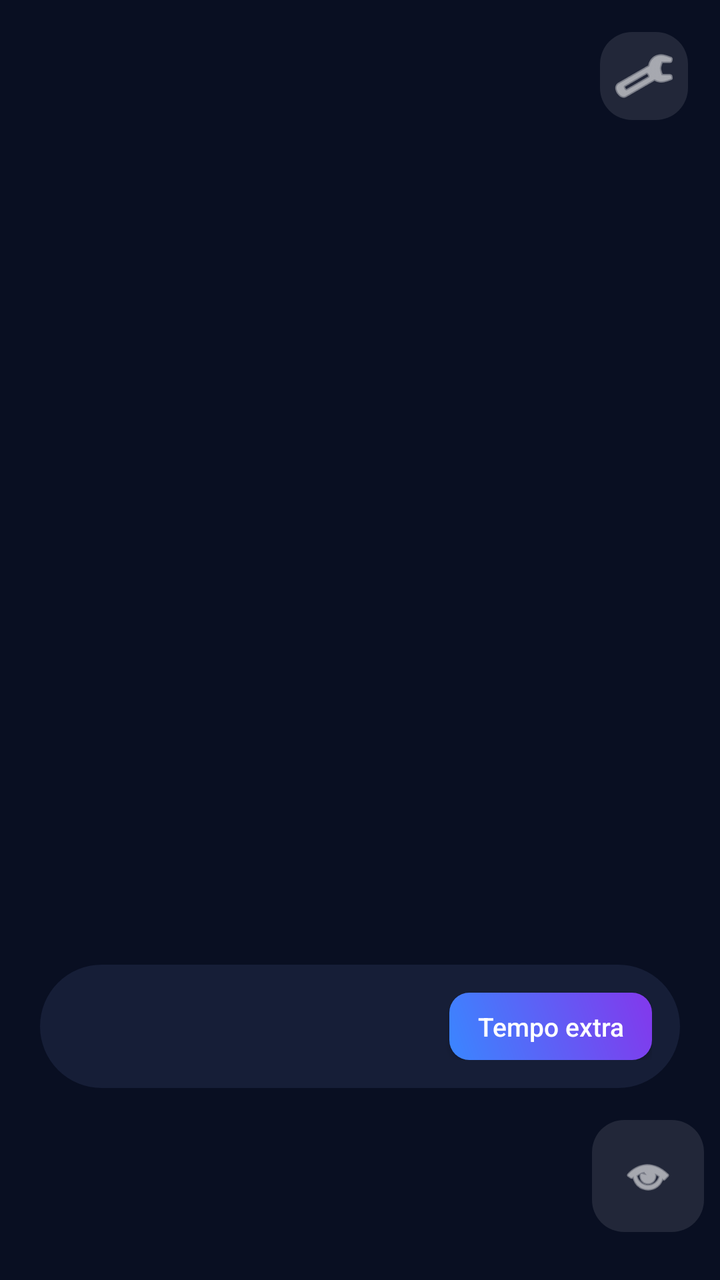
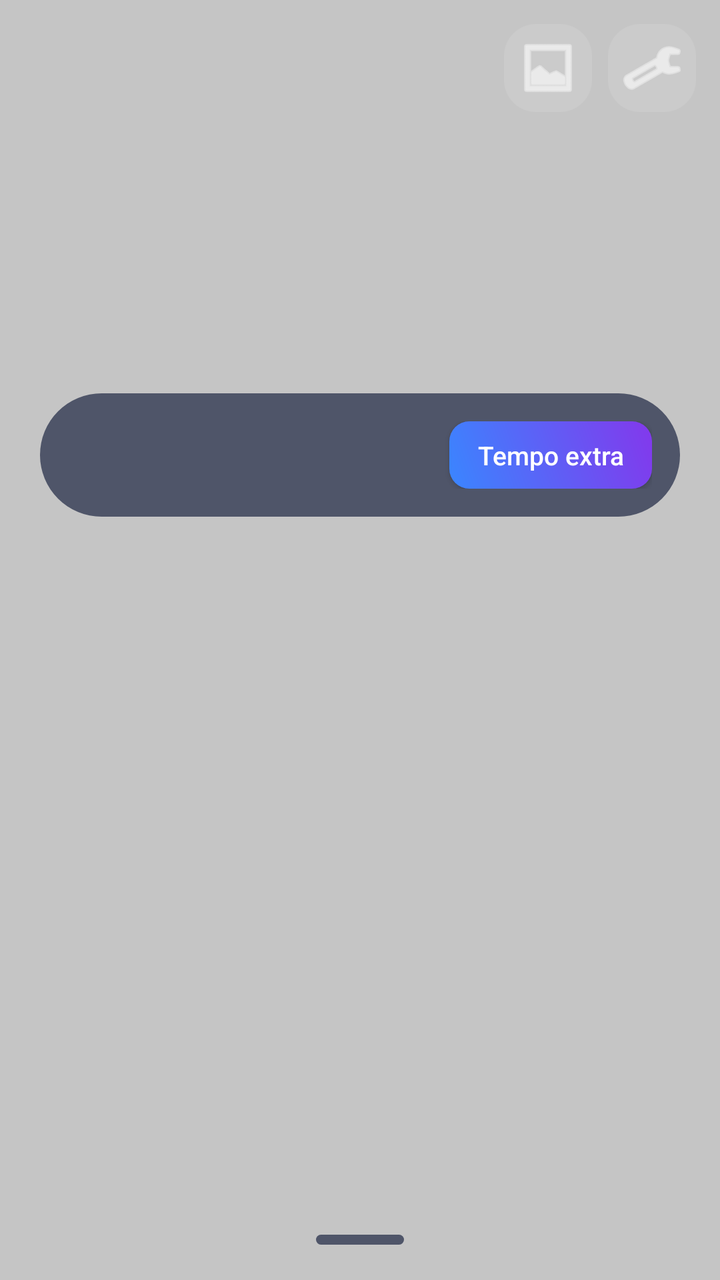

An Android layout rendered at two revisions. The XML below is the earlier revision; the diff shows what the commit changed to produce the second picture.
<!-- AndroidManifest.xml: activity theme AppTheme.NoActionBar -->
<!-- res/layout/activity_launcher_home.xml -->
<?xml version="1.0" encoding="utf-8"?>
<FrameLayout xmlns:android="http://schemas.android.com/apk/res/android"
    android:layout_width="match_parent"
    android:layout_height="match_parent">

    <ImageView
        android:id="@+id/wallpaperImage"
        android:layout_width="match_parent"
        android:layout_height="match_parent"
        android:scaleType="centerCrop"
        android:background="#0B132B"
        android:contentDescription="@null" />

    <View
        android:layout_width="match_parent"
        android:layout_height="match_parent"
        android:background="#33000000" />

    <ImageButton
        android:id="@+id/settingsButton"
        android:layout_width="44dp"
        android:layout_height="44dp"
        android:layout_gravity="top|end"
        android:layout_margin="16dp"
        android:background="@drawable/bg_app_icon"
        android:src="@android:drawable/ic_menu_manage"
        android:tint="#FFFFFF"
        android:contentDescription="Configurações do GuardianShield" />

    <LinearLayout
        android:id="@+id/contentColumn"
        android:layout_width="match_parent"
        android:layout_height="match_parent"
        android:orientation="vertical"
        android:gravity="center_horizontal"
        android:paddingBottom="24dp">

        <LinearLayout
            android:layout_width="wrap_content"
            android:layout_height="0dp"
            android:layout_weight="1"
            android:orientation="vertical"
            android:gravity="center">

            <TextView
                android:id="@+id/clockText"
                android:layout_width="wrap_content"
                android:layout_height="wrap_content"
                android:textColor="#FFFFFF"
                android:textSize="56sp"
                android:textStyle="bold" />

            <TextView
                android:id="@+id/dateText"
                android:layout_width="wrap_content"
                android:layout_height="wrap_content"
                android:layout_marginTop="4dp"
                android:textColor="#CCFFFFFF"
                android:textSize="15sp" />
        </LinearLayout>

        <LinearLayout
            android:id="@+id/statusPill"
            android:layout_width="match_parent"
            android:layout_height="wrap_content"
            android:layout_marginHorizontal="20dp"
            android:layout_marginBottom="16dp"
            android:orientation="horizontal"
            android:gravity="center_vertical"
            android:background="@drawable/bg_status_pill"
            android:padding="14dp">

            <TextView
                android:id="@+id/batteryText"
                android:layout_width="wrap_content"
                android:layout_height="wrap_content"
                android:textColor="#CCFFFFFF"
                android:textSize="13sp" />

            <TextView
                android:id="@+id/remainingTimeText"
                android:layout_width="0dp"
                android:layout_height="wrap_content"
                android:layout_weight="1"
                android:layout_marginStart="16dp"
                android:textColor="#CCFFFFFF"
                android:textSize="13sp" />

            <Button
                android:id="@+id/requestTimeButton"
                android:layout_width="wrap_content"
                android:layout_height="wrap_content"
                android:minHeight="0dp"
                android:text="Tempo extra"
                android:textAllCaps="false"
                android:textSize="13sp"
                android:background="@drawable/bg_button_primary"
                android:textColor="#FFFFFF"
                android:paddingHorizontal="14dp"
                android:paddingVertical="8dp" />
        </LinearLayout>

        <LinearLayout
            android:layout_width="match_parent"
            android:layout_height="wrap_content"
            android:orientation="horizontal"
            android:gravity="center_vertical"
            android:paddingHorizontal="8dp">

            <HorizontalScrollView
                android:layout_width="0dp"
                android:layout_height="wrap_content"
                android:layout_weight="1"
                android:scrollbars="none"
                android:overScrollMode="never">

                <LinearLayout
                    android:id="@+id/dockContainer"
                    android:layout_width="wrap_content"
                    android:layout_height="wrap_content"
                    android:orientation="horizontal"
                    android:gravity="center" />
            </HorizontalScrollView>

            
            <FrameLayout
                android:id="@+id/drawerButtonFrame"
                android:layout_width="56dp"
                android:layout_height="56dp"
                android:layout_marginStart="8dp"
                android:background="@drawable/bg_app_icon"
                android:foreground="?android:attr/selectableItemBackgroundBorderless"
                android:clickable="true"
                android:focusable="true">

                <ImageView
                    android:layout_width="26dp"
                    android:layout_height="26dp"
                    android:layout_gravity="center"
                    android:src="@android:drawable/ic_menu_view"
                    android:tint="#FFFFFF"
                    android:contentDescription="Ver todos os aplicativos" />
            </FrameLayout>
        </LinearLayout>
    </LinearLayout>
</FrameLayout>
<!-- resources referenced by this layout -->
<resources>
  <!-- drawable bg_app_icon (drawable) -->
  <?xml version="1.0" encoding="utf-8"?>
  <shape xmlns:android="http://schemas.android.com/apk/res/android" android:shape="rectangle">
      <corners android:radius="16dp" />
      <solid android:color="#1AFFFFFF" />
  </shape>
  <!-- drawable bg_button_primary (drawable) -->
  <?xml version="1.0" encoding="utf-8"?>
  <shape xmlns:android="http://schemas.android.com/apk/res/android" android:shape="rectangle">
      <corners android:radius="10dp" />
      <gradient
          android:type="linear"
          android:angle="45"
          android:startColor="#3A86FF"
          android:endColor="#8338EC" />
  </shape>
  <!-- drawable bg_status_pill (drawable) -->
  <?xml version="1.0" encoding="utf-8"?>
  <shape xmlns:android="http://schemas.android.com/apk/res/android" android:shape="rectangle">
      <corners android:radius="999dp" />
      <solid android:color="#B21C2541" />
  </shape>
  <style name="AppTheme.NoActionBar" parent="Theme.AppCompat.DayNight.NoActionBar">
          <item name="windowActionBar">false</item>
          <item name="windowNoTitle">true</item>
          <item name="android:background">@null</item>
      </style>
</resources>

<!-- the commit's change to res/layout/activity_launcher_home.xml (unified diff, before → after) -->
@@ -3,51 +3,61 @@
     android:layout_width="match_parent"
     android:layout_height="match_parent">
 
-    <ImageView
-        android:id="@+id/wallpaperImage"
-        android:layout_width="match_parent"
-        android:layout_height="match_parent"
-        android:scaleType="centerCrop"
-        android:background="#0B132B"
-        android:contentDescription="@null" />
-
+    
     <View
         android:layout_width="match_parent"
         android:layout_height="match_parent"
-        android:background="#33000000" />
-
-    <ImageButton
-        android:id="@+id/settingsButton"
-        android:layout_width="44dp"
-        android:layout_height="44dp"
-        android:layout_gravity="top|end"
-        android:layout_margin="16dp"
-        android:background="@drawable/bg_app_icon"
-        android:src="@android:drawable/ic_menu_manage"
-        android:tint="#FFFFFF"
-        android:contentDescription="Configurações do GuardianShield" />
+        android:background="#3A000000" />
 
     <LinearLayout
         android:id="@+id/contentColumn"
         android:layout_width="match_parent"
         android:layout_height="match_parent"
-        android:orientation="vertical"
-        android:gravity="center_horizontal"
-        android:paddingBottom="24dp">
+        android:orientation="vertical">
 
+        
         <LinearLayout
-            android:layout_width="wrap_content"
-            android:layout_height="0dp"
-            android:layout_weight="1"
+            android:layout_width="match_parent"
+            android:layout_height="wrap_content"
+            android:orientation="horizontal"
+            android:gravity="end"
+            android:padding="12dp">
+
+            <ImageButton
+                android:id="@+id/paletteButton"
+                android:layout_width="44dp"
+                android:layout_height="44dp"
+                android:layout_marginEnd="8dp"
+                android:background="@drawable/bg_app_icon"
+                android:src="@android:drawable/ic_menu_gallery"
+                android:tint="#FFFFFF"
+                android:contentDescription="Personalizar tela inicial" />
+
+            <ImageButton
+                android:id="@+id/settingsButton"
+                android:layout_width="44dp"
+                android:layout_height="44dp"
+                android:background="@drawable/bg_app_icon"
+                android:src="@android:drawable/ic_menu_manage"
+                android:tint="#FFFFFF"
+                android:contentDescription="Configurações do GuardianShield" />
+        </LinearLayout>
+
+        
+        <LinearLayout
+            android:id="@+id/clockContainer"
+            android:layout_width="match_parent"
+            android:layout_height="wrap_content"
             android:orientation="vertical"
-            android:gravity="center">
+            android:gravity="center"
+            android:paddingVertical="20dp">
 
             <TextView
                 android:id="@+id/clockText"
                 android:layout_width="wrap_content"
                 android:layout_height="wrap_content"
                 android:textColor="#FFFFFF"
-                android:textSize="56sp"
+                android:textSize="48sp"
                 android:textStyle="bold" />
 
             <TextView
@@ -59,12 +69,13 @@
                 android:textSize="15sp" />
         </LinearLayout>
 
+        
         <LinearLayout
             android:id="@+id/statusPill"
             android:layout_width="match_parent"
             android:layout_height="wrap_content"
             android:layout_marginHorizontal="20dp"
-            android:layout_marginBottom="16dp"
+            android:layout_marginBottom="12dp"
             android:orientation="horizontal"
             android:gravity="center_vertical"
             android:background="@drawable/bg_status_pill"
@@ -100,47 +111,39 @@
                 android:paddingVertical="8dp" />
         </LinearLayout>
 
-        <LinearLayout
+        
+        <androidx.recyclerview.widget.RecyclerView
+            android:id="@+id/homeGridRecyclerView"
             android:layout_width="match_parent"
-            android:layout_height="wrap_content"
-            android:orientation="horizontal"
-            android:gravity="center_vertical"
-            android:paddingHorizontal="8dp">
+            android:layout_height="0dp"
+            android:layout_weight="1"
+            android:clipToPadding="false"
+            android:paddingHorizontal="8dp" />
 
-            <HorizontalScrollView
-                android:layout_width="0dp"
-                android:layout_height="wrap_content"
-                android:layout_weight="1"
-                android:scrollbars="none"
-                android:overScrollMode="never">
+        <TextView
+            android:id="@+id/emptyHomeHint"
+            android:layout_width="match_parent"
+            android:layout_height="0dp"
+            android:layout_weight="1"
+            android:gravity="center"
+            android:padding="32dp"
+            android:text="Toque e segure um app na gaveta para fixar aqui na tela inicial"
+            android:textColor="#99FFFFFF"
+            android:textSize="13sp"
+            android:visibility="gone" />
 
-                <LinearLayout
-                    android:id="@+id/dockContainer"
-                    android:layout_width="wrap_content"
-                    android:layout_height="wrap_content"
-                    android:orientation="horizontal"
-                    android:gravity="center" />
-            </HorizontalScrollView>
+        
+        <FrameLayout
+            android:id="@+id/drawerHandle"
+            android:layout_width="match_parent"
+            android:layout_height="40dp"
+            android:layout_gravity="center_horizontal">
 
-            
-            <FrameLayout
-                android:id="@+id/drawerButtonFrame"
-                android:layout_width="56dp"
-                android:layout_height="56dp"
-                android:layout_marginStart="8dp"
-                android:background="@drawable/bg_app_icon"
-                android:foreground="?android:attr/selectableItemBackgroundBorderless"
-                android:clickable="true"
-                android:focusable="true">
-
-                <ImageView
-                    android:layout_width="26dp"
-                    android:layout_height="26dp"
-                    android:layout_gravity="center"
-                    android:src="@android:drawable/ic_menu_view"
-                    android:tint="#FFFFFF"
-                    android:contentDescription="Ver todos os aplicativos" />
-            </FrameLayout>
-        </LinearLayout>
+            <View
+                android:layout_width="44dp"
+                android:layout_height="5dp"
+                android:layout_gravity="center"
+                android:background="@drawable/bg_status_pill" />
+        </FrameLayout>
     </LinearLayout>
 </FrameLayout>
<!-- resource entries referenced after the edit -->
@@ -22,6 +22,11 @@
       <corners android:radius="999dp" />
       <solid android:color="#B21C2541" />
   </shape>
+  <style name="AppTheme.Launcher" parent="AppTheme.NoActionBar">
+          <item name="android:windowShowWallpaper">true</item>
+          <item name="android:windowBackground">@android:color/transparent</item>
+          <item name="android:colorBackgroundCacheHint">@null</item>
+      </style>
   <style name="AppTheme.NoActionBar" parent="Theme.AppCompat.DayNight.NoActionBar">
           <item name="windowActionBar">false</item>
           <item name="windowNoTitle">true</item>
